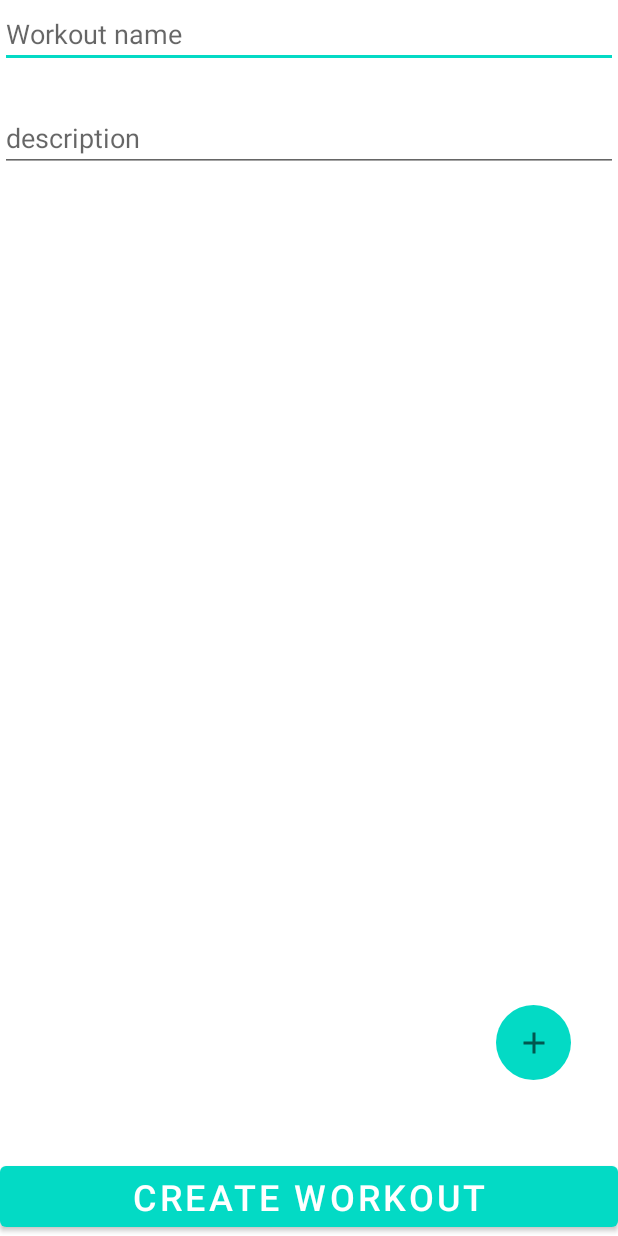
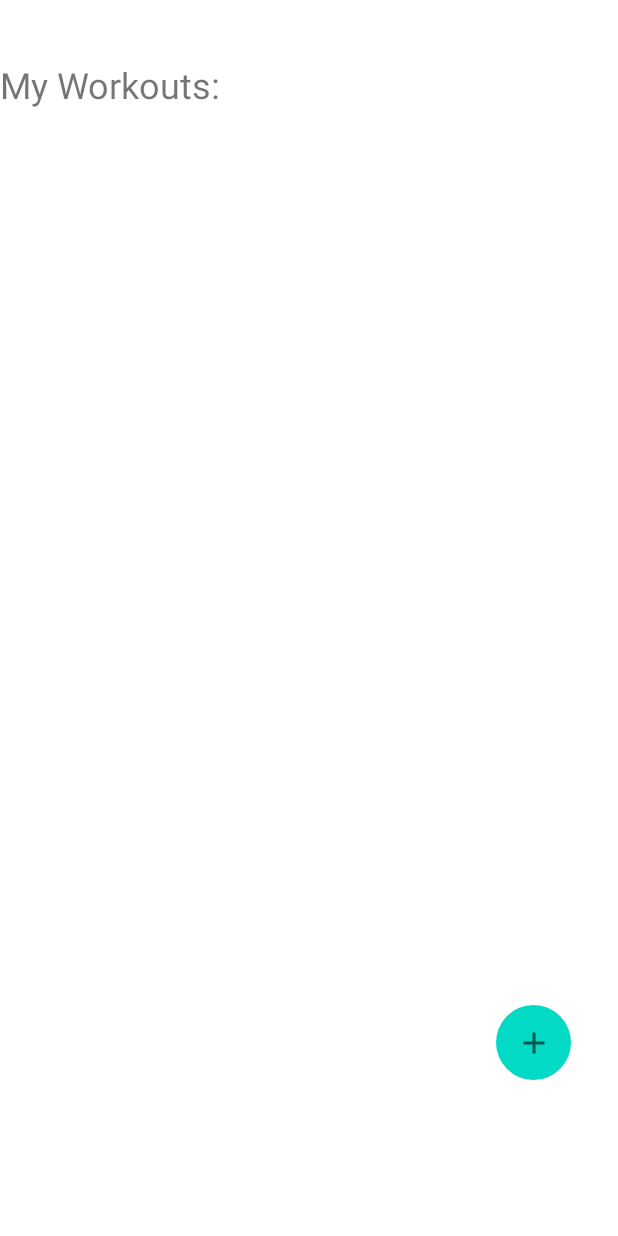
Before and after one commit to emile067/Wokout-Buddy, an Android app: the layout activity_workout_list.xml on its own in the app's theme, with its tools: preview values and no code run, on a phone screen of 412 x 824 dp. Run offline under Robolectric (Android 15) with nearby library versions, the phone set to English and light mode, and no system bars.

Commit message:
create view workout and my workouts activities

```diff
--- a/app/src/main/AndroidManifest.xml
+++ b/app/src/main/AndroidManifest.xml
@@ -9,7 +9,9 @@
         android:roundIcon="@mipmap/ic_launcher_round"
         android:supportsRtl="true"
         android:theme="@style/Theme.WorkoutBuddy">
-        <activity android:name=".ui.WorkoutActivity"></activity>
+        <activity android:name=".ui.ViewWorkoutActivity"></activity>
+        <activity android:name=".ui.WorkoutListActivity" />
+        <activity android:name=".ui.WorkoutActivity" />
         <activity android:name=".ui.NewWorkoutActivity" />
         <activity android:name=".ui.MainActivity">
             <intent-filter>
--- /dev/null
+++ b/app/src/main/java/com/moringa/workoutbuddy/ui/WorkoutListActivity.java
@@ -0,0 +1,16 @@
+package com.moringa.workoutbuddy.ui;
+
+import androidx.appcompat.app.AppCompatActivity;
+
+import android.os.Bundle;
+
+import com.moringa.workoutbuddy.R;
+
+public class WorkoutListActivity extends AppCompatActivity {
+
+    @Override
+    protected void onCreate(Bundle savedInstanceState) {
+        super.onCreate(savedInstanceState);
+        setContentView(R.layout.activity_workout_list);
+    }
+}
--- a/app/src/main/res/layout/activity_new_workout.xml
+++ b/app/src/main/res/layout/activity_workout_list.xml
@@ -4,21 +4,25 @@
     xmlns:tools="http://schemas.android.com/tools"
     android:layout_width="match_parent"
     android:layout_height="match_parent"
-    tools:context=".ui.NewWorkoutActivity">
+    tools:context=".ui.WorkoutListActivity">
 
-    <EditText
-        android:id="@+id/workoutNameEditText"
-        android:layout_width="match_parent"
+    <TextView
+        android:id="@+id/textView3"
+        android:layout_width="wrap_content"
         android:layout_height="wrap_content"
-        android:hint="Workout name"
-        android:inputType="text" />
+        android:layout_marginTop="40dp"
+        android:text="My Workouts:"
+        android:textSize="24sp"
+        app:layout_constraintEnd_toEndOf="parent"
+        app:layout_constraintHorizontal_bias="0.098"
+        app:layout_constraintStart_toStartOf="parent"
+        app:layout_constraintTop_toTopOf="parent" />
 
     <ScrollView
-        android:id="@+id/countriesScrollView"
+        android:id="@+id/exercisesScrollView"
         android:layout_width="match_parent"
         android:layout_height="match_parent"
-        android:layout_above="@+id/createWorkoutButton"
-        android:layout_below="@+id/workoutDescriptionEditText"
+        android:layout_below="@+id/textView3"
         android:layout_marginTop="10dp"
         android:layout_marginBottom="5dp">
 
@@ -29,7 +33,7 @@
             tools:context=".ui.FAQActivity">
 
             <androidx.recyclerview.widget.RecyclerView
-                android:id="@+id/exercisesRecyclerView"
+                android:id="@+id/workoutsRecyclerView"
                 android:layout_width="match_parent"
                 android:layout_height="wrap_content"
                 android:visibility="visible" />
@@ -38,7 +42,7 @@
     </ScrollView>
 
     <ImageButton
-        android:id="@+id/addExerciseButton"
+        android:id="@+id/addWorkoutButton"
         android:layout_width="50dp"
         android:layout_height="50dp"
         android:layout_alignParentEnd="true"
@@ -51,21 +55,4 @@
         android:src="@drawable/ic_baseline_add_24"
         android:text="Button" />
 
-    <Button
-        android:id="@+id/createWorkoutButton"
-        android:layout_width="match_parent"
-        android:layout_height="wrap_content"
-        android:layout_alignParentBottom="true"
-        android:layout_marginBottom="0dp"
-        android:textSize="24sp"
-        android:text="CREATE WORKOUT" />
-
-    <EditText
-        android:id="@+id/workoutDescriptionEditText"
-        android:layout_width="match_parent"
-        android:layout_height="wrap_content"
-        android:layout_below="@+id/workoutNameEditText"
-        android:layout_marginTop="24dp"
-        android:hint="description" />
-
 </RelativeLayout>
```
Also changed, not shown: app/src/main/java/com/moringa/workoutbuddy/ui/ViewWorkoutActivity.java (added, +16 -0 lines), app/src/main/res/layout/activity_view_workout.xml (added, +9 -0 lines).
